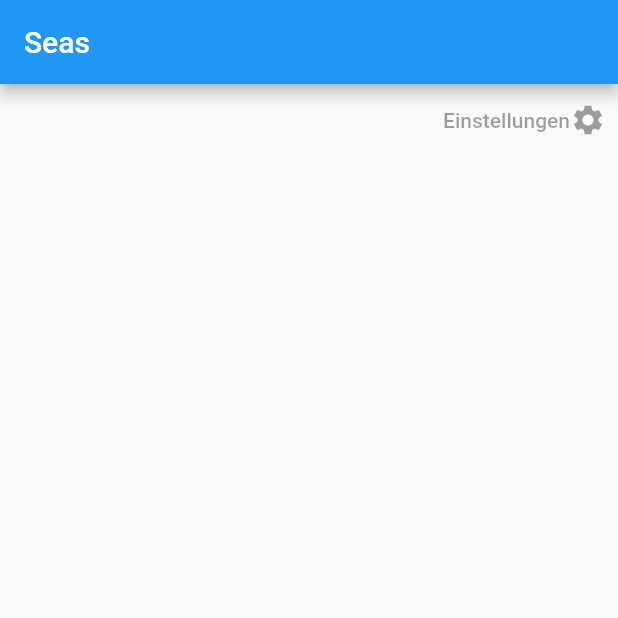
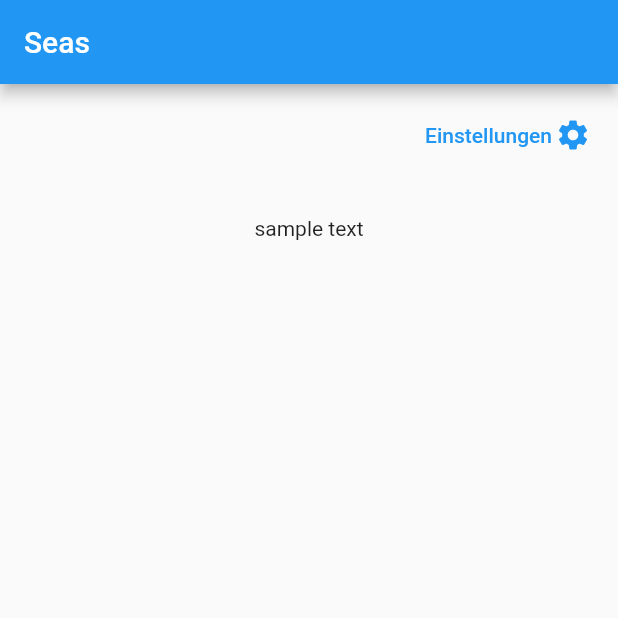
Before and after one commit to szettl135/share2desktop, a Flutter app: the screen it shows after launch, on a phone screen of 412 x 824 dp, the top half of it. Run offline on Flutter 3.47's test engine with Material 2 defaults, Android fonts, the phone set to English and light mode, and no system bars.

Commit message:
gute beispiel njia´´oah

```diff
--- a/lib/smokinOnThat.dart
+++ b/lib/smokinOnThat.dart
@@ -7,20 +7,27 @@ class Programm extends StatelessWidget {
         appBar: new AppBar(title: new Text("Seas")),
         body: Column(
           children: [
-
+          //Einstellungen
             Row(
               children: [
                 Spacer(flex: 1),
-                 Container(alignment: Alignment.topRight,
+                 Container(padding: EdgeInsets.all(10),
+                 alignment: Alignment.topRight,
                 child: TextButton(child: Row(children: [
                 Text("Einstellungen"),
+                SizedBox(width: 2),
                 Icon(Icons.settings)
               ]),
-            onPressed: null,
+            onPressed: () => {
+  print("lmao")
+},
             ))
               ],
-            )
+            ),
 
+          SizedBox(height: 20),
+          //Logo und Titel
+          Text("sample text")
           ],
 
         )
```
